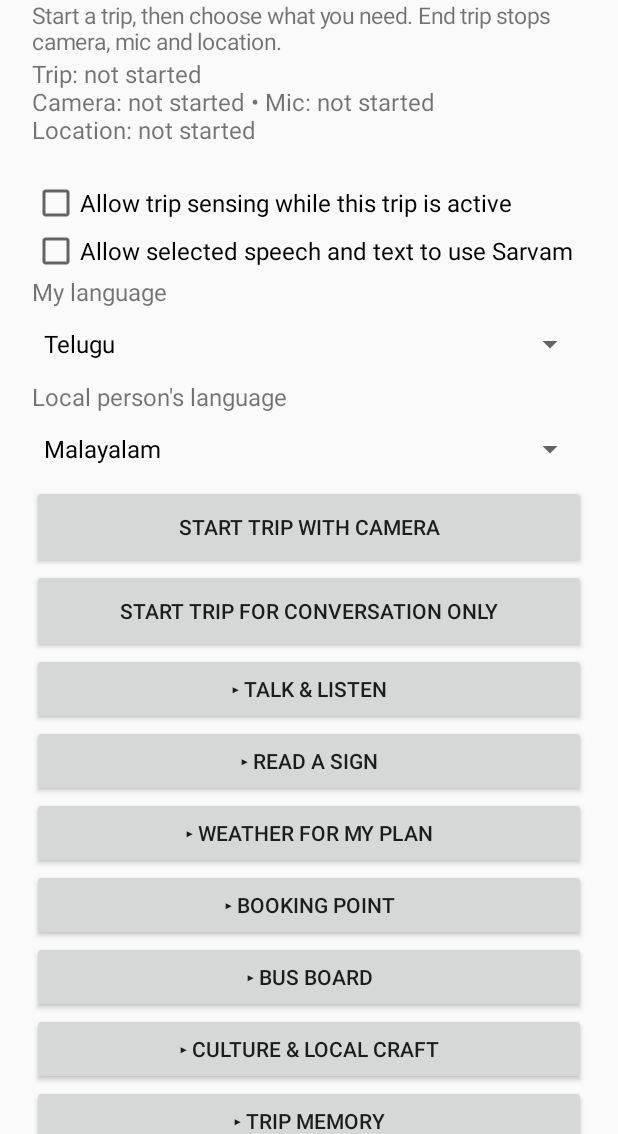
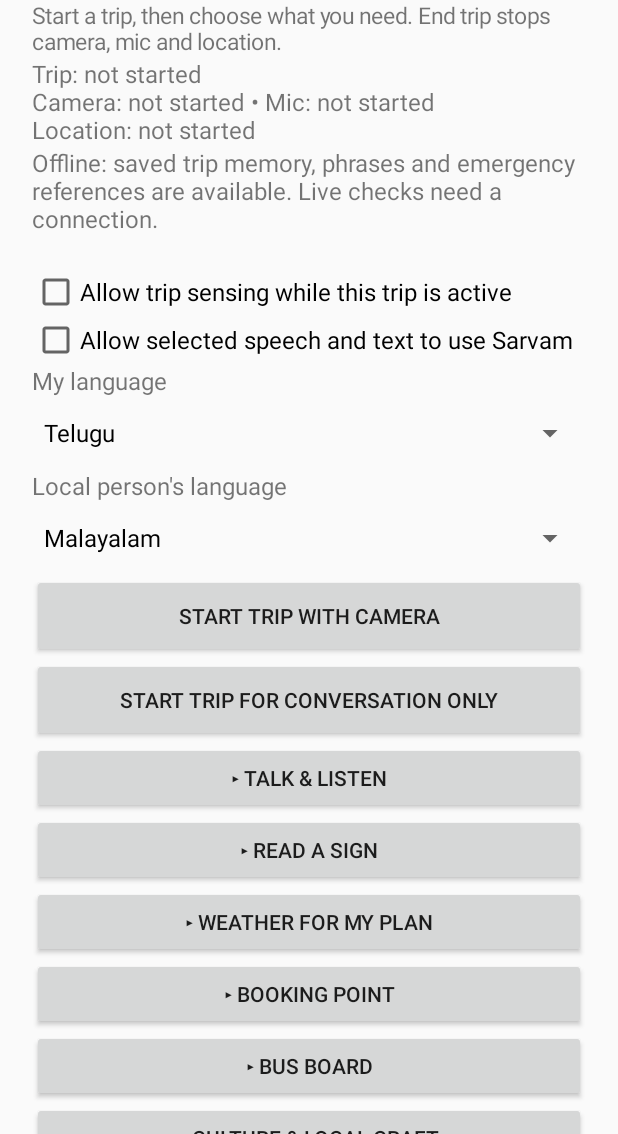
Before and after one commit to Ajey95/YatraLens, an Android app: the screen it shows after launch (MainActivity), on a phone screen of 412 x 824 dp, the part 102-1236 px from its top. Run offline under Robolectric (Android 15) with nearby library versions, the phone set to English and light mode, and no system bars.

Commit message:
Add offline help and clearer connectivity states

```diff
--- a/android/app/src/main/java/com/yatralens/MainActivity.kt
+++ b/android/app/src/main/java/com/yatralens/MainActivity.kt
@@ -6,6 +6,8 @@ import android.app.AlertDialog
 import android.content.Intent
 import android.content.pm.PackageManager
 import android.net.Uri
+import android.net.ConnectivityManager
+import android.net.NetworkCapabilities
 import android.os.Build
 import android.os.Bundle
 import android.os.Handler
@@ -35,6 +37,7 @@ class MainActivity : Activity() {
     private lateinit var startTalkButton: Button
     private lateinit var endTripButton: Button
     private lateinit var tripSummary: TextView
+    private lateinit var offlineNotice: TextView
     private lateinit var notice: TextView
     private lateinit var savedEvidence: TextView
     private lateinit var phraseItems: LinearLayout
@@ -110,6 +113,11 @@ class MainActivity : Activity() {
             textSize = 16f
         }
         layout.addView(tripSummary)
+        offlineNotice = TextView(this).apply {
+            textSize = 16f
+            accessibilityLiveRegion = View.ACCESSIBILITY_LIVE_REGION_POLITE
+        }
+        layout.addView(offlineNotice)
         notice = TextView(this).apply {
             textSize = 16f
             accessibilityLiveRegion = View.ACCESSIBILITY_LIVE_REGION_POLITE
@@ -484,6 +492,23 @@ class MainActivity : Activity() {
         phraseItems = LinearLayout(this).apply { orientation = LinearLayout.VERTICAL }
         evidence.addView(phraseItems)
 
+        val offlineHelp = section(layout, "Offline help", false)
+        offlineHelp.addView(TextView(this).apply {
+            text = "Saved emergency references for Kerala. Confirm the number shown in the dialer before calling. Last checked ${OfflineHelp.REVIEWED_ON}.\nSource: ${OfflineHelp.SOURCE}"
+            textSize = 15f
+            autoLinkMask = Linkify.WEB_URLS
+            movementMethod = LinkMovementMethod.getInstance()
+        })
+        for (contact in OfflineHelp.contacts) {
+            addButton(offlineHelp, "Dial ${contact.label}: ${contact.number}") {
+                try {
+                    startActivity(Intent(Intent.ACTION_DIAL, Uri.fromParts("tel", contact.number, null)))
+                } catch (e: Exception) {
+                    notice.text = "A phone dialer is unavailable on this device."
+                }
+            }
+        }
+
         val diagnostics = section(layout, "Sensor controls & diagnostics", false)
         diagnostics.addView(TextView(this).apply {
             text = "Continuous mode samples the camera during an active trip. Raw frames and audio are discarded. The notification shows which sensors are running."
@@ -621,8 +646,12 @@ class MainActivity : Activity() {
             Triple(id, if (id == null) emptyList() else memory.recentEvidenceItems(id),
                 if (id == null) emptyList() else memory.openConflicts(id))
         }
+        val savedDestination = tripId?.let { id -> TripMemoryStore(this).use { it.latestDestination(id) } }
         savedEvidence.text = if (tripId == null) "No trip memory yet" else
-            "${entries.size} recent evidence items • ${conflicts.size} unresolved conflicts. Saved text is available offline."
+            "${entries.size} recent evidence items • ${conflicts.size} unresolved conflicts. Saved text is available offline." +
+                (savedDestination?.let {
+                    "\nBooking point: ${it.placeName} (${it.latitude}, ${it.longitude}); user entered, unverified."
+                } ?: "")
         for (entry in entries) {
             evidenceItems.addView(TextView(this).apply {
                 text = "${entry.title} • ${entry.observedAt}\n${entry.excerpt}\nSource: ${entry.provider}"
@@ -807,6 +836,12 @@ class MainActivity : Activity() {
             if (weatherResult.text.toString() != weatherText) weatherResult.text = weatherText
             val tripText = "Trip: ${SensorState.get("trip")}\nCamera: ${SensorState.get("camera")} • Mic: ${SensorState.get("microphone")}\nLocation: ${SensorState.get("location")}"
             if (tripSummary.text.toString() != tripText) tripSummary.text = tripText
+            val connectivity = getSystemService(CONNECTIVITY_SERVICE) as ConnectivityManager
+            val capabilities = connectivity.getNetworkCapabilities(connectivity.activeNetwork)
+            val online = capabilities?.hasCapability(NetworkCapabilities.NET_CAPABILITY_VALIDATED) == true
+            val offlineText = if (online) "" else
+                "Offline: saved trip memory, phrases and emergency references are available. Live checks need a connection."
+            if (offlineNotice.text.toString() != offlineText) offlineNotice.text = offlineText
             val active = PhysicalContextEngine.situation.value.tripId != null
             startCameraButton.visibility = if (active) View.GONE else View.VISIBLE
             startTalkButton.visibility = if (active) View.GONE else View.VISIBLE
--- /dev/null
+++ b/android/app/src/main/java/com/yatralens/OfflineHelp.kt
@@ -0,0 +1,15 @@
+package com.yatralens
+
+/** Bundled references remain readable without network; calls require a user tap. */
+object OfflineHelp {
+    const val SOURCE = "https://sdma.kerala.gov.in/wp-content/uploads/2026/06/Directory-wpn.pdf"
+    const val REVIEWED_ON = "2026-11-21"
+
+    data class Contact(val label: String, val number: String)
+
+    val contacts = listOf(
+        Contact("India emergency response", "112"),
+        Contact("Kerala ambulance service", "108"),
+        Contact("District emergency operations", "1077")
+    )
+}
```
Also changed, not shown: 1 other file.
